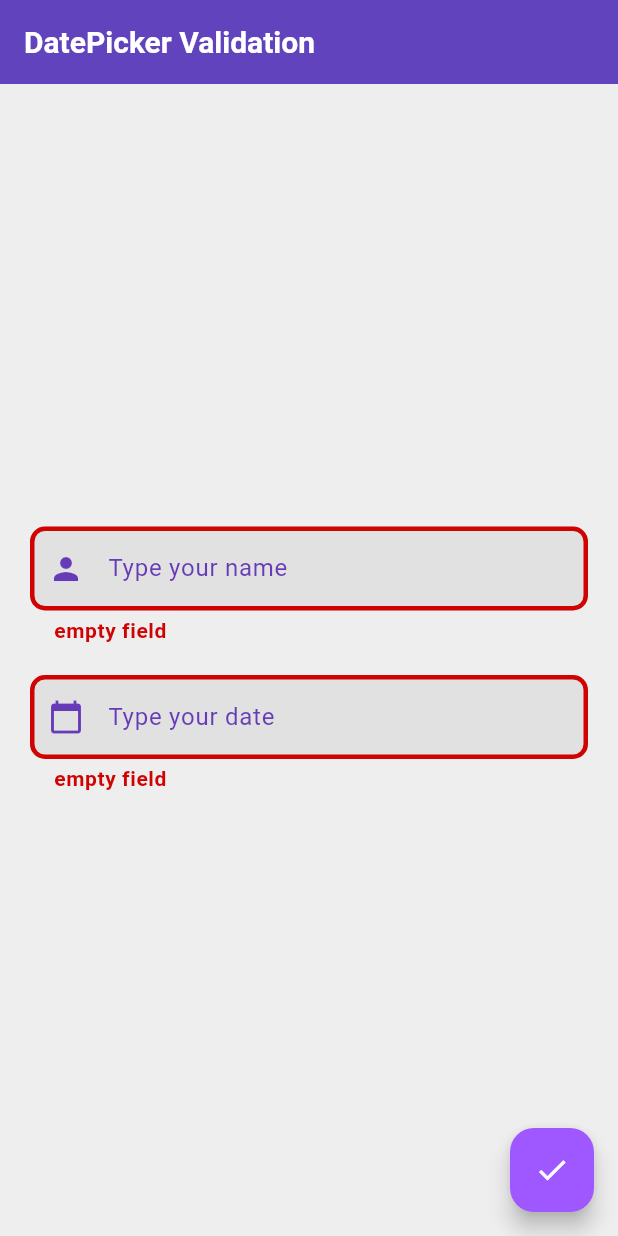
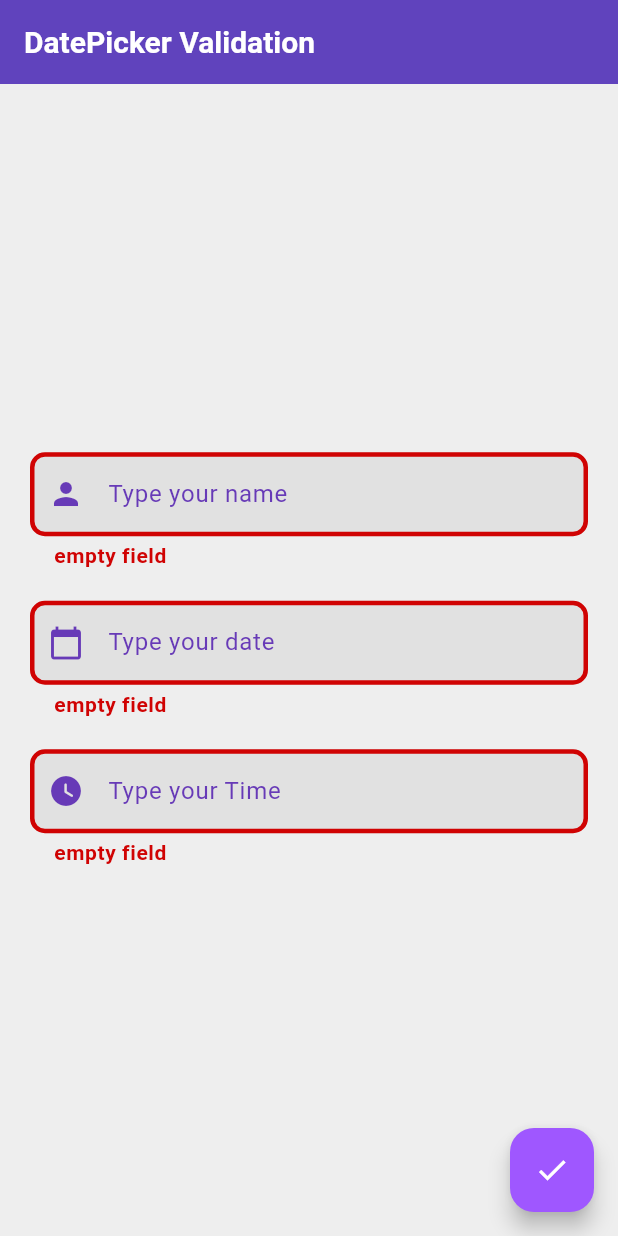
Before and after one commit to WaseemAlBizreh/Flutter_LinkedIn, a Flutter app: the screen it shows after launch, after a tap on the "check" icon, on a phone screen of 412 x 824 dp. Run offline on Flutter 3.47's test engine with Material 2 defaults, Android fonts, the phone set to English and light mode, and no system bars.

Commit message:
time picker validation

```diff
--- a/lib/main.dart
+++ b/lib/main.dart
@@ -1,8 +1,10 @@
 import 'package:flutter/material.dart';
 import 'package:flutter_linkedin/screens/date_picker_validation.dart';
 import 'package:flutter_linkedin/theme/theme_data.dart';
+import 'package:intl/date_symbol_data_local.dart';
 
 void main() {
+  initializeDateFormatting();
   runApp(const MyApp());
 }
 
--- a/lib/screens/date_picker_validation.dart
+++ b/lib/screens/date_picker_validation.dart
@@ -13,8 +13,10 @@ class DatePickerValidation extends StatefulWidget {
 class _DatePickerValidationState extends State<DatePickerValidation> {
   TextEditingController nameController = TextEditingController();
   TextEditingController dateController = TextEditingController();
+  TextEditingController timeController = TextEditingController();
   GlobalKey<FormState> formKey = GlobalKey<FormState>();
   DateTime? date;
+  DateTime? time;
 
   void _submit() {
     formKey.currentState!.validate();
@@ -22,14 +24,31 @@ class _DatePickerValidationState extends State<DatePickerValidation> {
 
   void selectDate() async {
     DateTime? pickedDate = await Utils.selectDate(context);
+    final format = DateFormat('yyyy-MM-dd');
+    Intl.defaultLocale = 'ar';
     setState(() {
       date = pickedDate;
       if (date != null) {
         dateController = TextEditingController(
-          text: DateFormat('yyyy-MM-dd').format(date!),
+          text: format.format(date!),
         );
       } else {
         dateController = TextEditingController();
+      }
+    });
+  }
+  void selectTime() async {
+    DateTime? pickedTime = await Utils.selectTime(context);
+    Intl.defaultLocale = 'en';
+    final format = DateFormat.jm();
+    setState(() {
+      time = pickedTime;
+      if (time != null) {
+        timeController = TextEditingController(
+          text: format.format(time!),
+        );
+      } else {
+        timeController = TextEditingController();
       }
     });
   }
@@ -93,6 +112,30 @@ class _DatePickerValidationState extends State<DatePickerValidation> {
                   ),
                 ),
               ),
+              GestureDetector(
+                onTap: selectTime,
+                child: TextFormField(
+                  enabled: false,
+                  controller: timeController,
+                  keyboardType: TextInputType.text,
+                  textInputAction: TextInputAction.next,
+                  cursorColor: AppColors.primaryColor,
+                  validator: (value) {
+                    if (value.toString().isEmpty) {
+                      return "empty field";
+                    }
+                    return null;
+                  },
+                  autovalidateMode: AutovalidateMode.onUserInteraction,
+                  decoration: const InputDecoration(
+                    labelText: "Type your Time",
+                    prefixIcon: Icon(
+                      Icons.watch_later_rounded,
+                      color: AppColors.primaryColor,
+                    ),
+                  ),
+                ),
+              ),
             ]
                 .toAddSeparator(
                   element: const SizedBox(
```
Also changed, not shown: lib/utils/utils.dart (+19 -1 lines).
